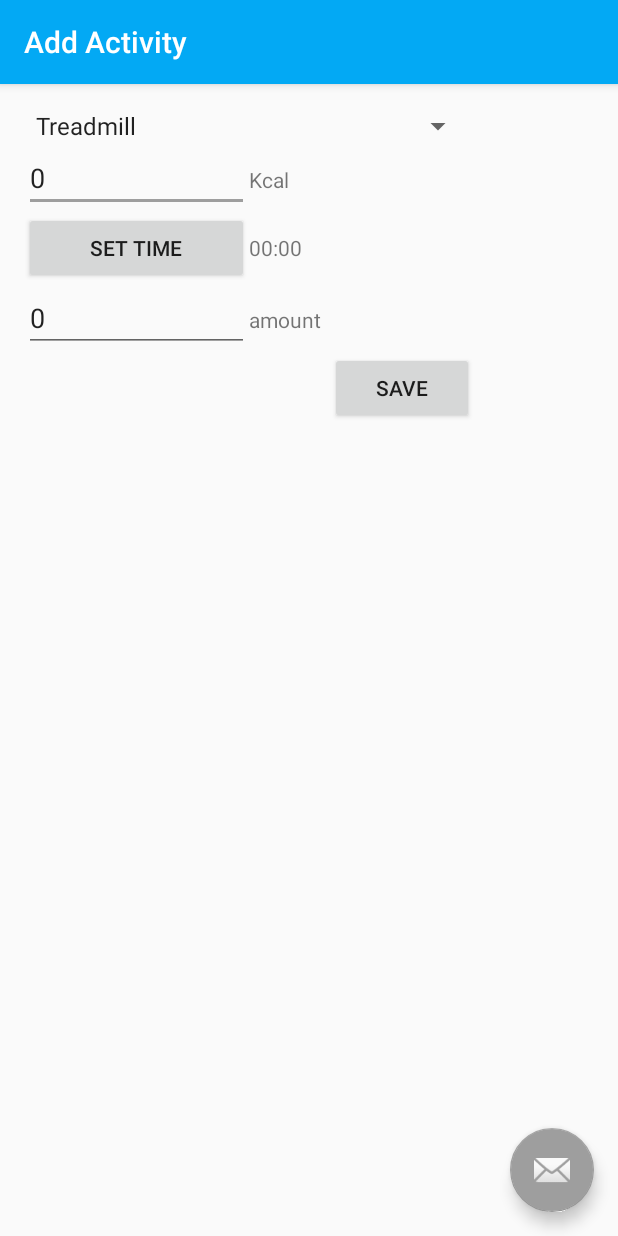
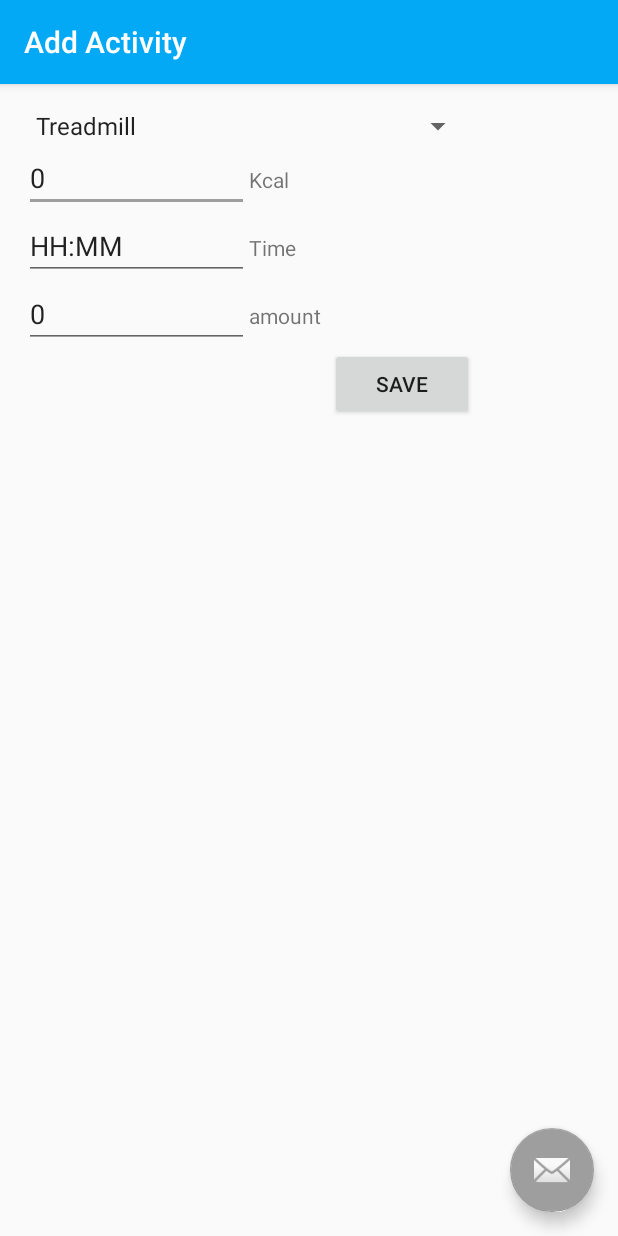
Before and after one commit to Stousn/appAthlon-Project, an Android app: the AddActivityActivity screen opened directly, with no data from a screen before it, on a phone screen of 412 x 824 dp. Run offline under Robolectric (Android 15) with nearby library versions, the phone set to English and light mode, and no system bars.

Commit message:
Removed TimePicker ... for reasons

```diff
--- a/FitAppIndoor/app/src/main/res/layout/content_add_activity.xml
+++ b/FitAppIndoor/app/src/main/res/layout/content_add_activity.xml
@@ -35,15 +35,17 @@
 
     <!--Amount-->
 
-    <Button
+    <!--<Button-->
+    <EditText
         android:id="@+id/activityAmountMinutes"
         android:text="@string/activityAmountMinutes"
         android:layout_width="150dp"
         android:layout_height="wrap_content"
         android:layout_below="@+id/activityAmountKcal"
         android:layout_alignParentStart="true"
-        android:onClick="showTimePickerDialog"
         />
+        <!--android:onClick="showTimePickerDialog"-->
+
 
     <EditText
         android:id="@+id/activityAmountAmount"
--- a/FitAppIndoor/app/src/main/res/values/strings.xml
+++ b/FitAppIndoor/app/src/main/res/values/strings.xml
@@ -25,8 +25,10 @@
 
     <string name="activityAmountKcal">0</string>
     <string name="activityKcal">Kcal</string>
-    <string name="activityAmountMinutes">set Time</string>
-    <string name="activityMinutes">00:00</string>
+    <!-- <string name="activityAmountMinutes">set Time</string>
+    <string name="activityMinutes">00:00</string>-->
+    <string name="activityAmountMinutes">HH:MM</string>
+    <string name="activityMinutes">Time</string>
     <string name="activityAmountAmount">0</string>
     <string name="activityAmount">amount</string>
 
```
